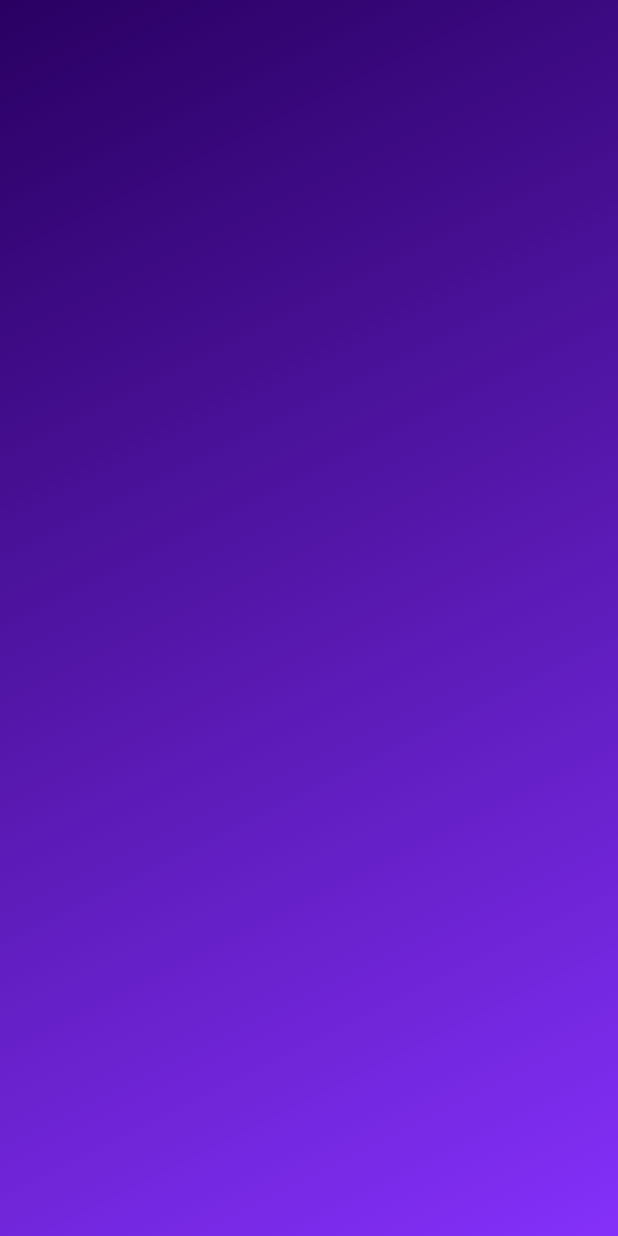
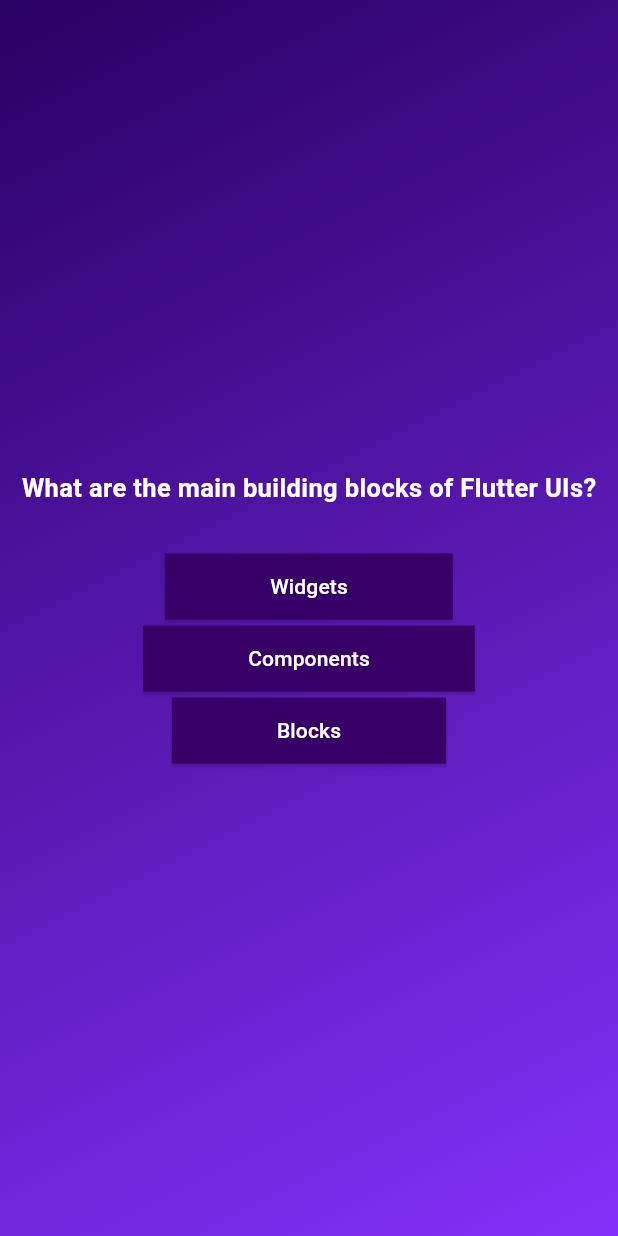
Before and after one commit to bhavyabedi/Quiz_App, a Flutter app: the screen it shows after launch, after a tap on "Start Quiz", on a phone screen of 412 x 824 dp. Run offline on Flutter 3.47's test engine with Material 3 defaults, Android fonts, the phone set to English and light mode, and no system bars.

Commit message:
list traversal,data models

```diff
--- /dev/null
+++ b/lib/data/questions.dart
@@ -0,0 +1,55 @@
+import 'package:section_2/models/quiz_questions.dart';
+
+const questions = [
+  QuizQuestion(
+    'What are the main building blocks of Flutter UIs?',
+    [
+      'Widgets',
+      'Components',
+      'Blocks',
+      'Functions',
+    ],
+  ),
+  QuizQuestion('How are Flutter UIs built?', [
+    'By combining widgets in code',
+    'By combining widgets in a visual editor',
+    'By defining widgets in config files',
+    'By using XCode for iOS and Android Studio for Android',
+  ]),
+  QuizQuestion(
+    'What\'s the purpose of a StatefulWidget?',
+    [
+      'Update UI as data changes',
+      'Update data as UI changes',
+      'Ignore data changes',
+      'Render UI that does not depend on data',
+    ],
+  ),
+  QuizQuestion(
+    'Which widget should you try to use more often: StatelessWidget or StatefulWidget?',
+    [
+      'StatelessWidget',
+      'StatefulWidget',
+      'Both are equally good',
+      'None of the above',
+    ],
+  ),
+  QuizQuestion(
+    'What happens if you change data in a StatelessWidget?',
+    [
+      'The UI is not updated',
+      'The UI is updated',
+      'The closest StatefulWidget is updated',
+      'Any nested StatefulWidgets are updated',
+    ],
+  ),
+  QuizQuestion(
+    'How should you update data inside of StatefulWidgets?',
+    [
+      'By calling setState()',
+      'By calling updateData()',
+      'By calling updateUI()',
+      'By calling updateState()',
+    ],
+  ),
+];
--- /dev/null
+++ b/lib/models/answers.dart
@@ -0,0 +1,27 @@
+import 'package:flutter/material.dart';
+
+class Answers extends StatelessWidget {
+  const Answers({super.key, required this.text, required this.onTap});
+
+  final String text;
+  final void Function() onTap;
+
+  @override
+  Widget build(context) {
+    return ElevatedButton(
+      style: ElevatedButton.styleFrom(
+        padding: const EdgeInsets.symmetric(
+          horizontal: 70,
+          vertical: 12,
+        ),
+        shape: const LinearBorder(),
+        backgroundColor: const Color.fromARGB(255, 54, 0, 102),
+        foregroundColor: Colors.white,
+      ),
+      onPressed: onTap,
+      child: Text(
+        text,
+      ),
+    );
+  }
+}
--- /dev/null
+++ b/lib/models/quiz_questions.dart
@@ -0,0 +1,6 @@
+class QuizQuestion {
+  const QuizQuestion(this.text, this.answer);
+
+  final String text;
+  final List<String> answer;
+}
--- a/lib/questions_screen.dart
+++ b/lib/questions_screen.dart
@@ -1,4 +1,6 @@
 import 'package:flutter/material.dart';
+import 'package:section_2/models/answers.dart';
+import 'package:section_2/data/questions.dart';
 
 class QuestionsScreen extends StatefulWidget {
   const QuestionsScreen({super.key});
@@ -12,6 +14,28 @@ class QuestionsScreen extends StatefulWidget {
 class _QuestionsState extends State<QuestionsScreen> {
   @override
   Widget build(context) {
-    return Container();
+    final currentQuestion = questions[0];
+    return SizedBox(
+      width: double.infinity,
+      child: Column(
+        mainAxisAlignment: MainAxisAlignment.center,
+        children: [
+          Text(
+            currentQuestion.text,
+            style: const TextStyle(
+              color: Colors.white,
+              fontSize: 17,
+              fontWeight: FontWeight.bold,
+            ),
+          ),
+          const SizedBox(
+            height: 30,
+          ),
+          Answers(text: currentQuestion.answer[0], onTap: () {}),
+          Answers(text: currentQuestion.answer[1], onTap: () {}),
+          Answers(text: currentQuestion.answer[2], onTap: () {}),
+        ],
+      ),
+    );
   }
 }
--- a/lib/quiz.dart
+++ b/lib/quiz.dart
@@ -11,22 +11,21 @@ class Quiz extends StatefulWidget {
 }
 
 class _QuizState extends State<Quiz> {
-  Widget? activeScreen;
-
-  @override
-  void initState() {
-    activeScreen = StartScreen(switchScreen);
-    super.initState();
-  }
+  var activeScreen = 'start-screen';
 
   void switchScreen() {
     setState(() {
-      activeScreen = const QuestionsScreen();
+      activeScreen = 'question-screen';
     });
   }
 
   @override
   Widget build(context) {
+    Widget screenWidget = StartScreen(switchScreen);
+    if (activeScreen == 'question-screen') {
+      screenWidget = const QuestionsScreen();
+    }
+
     return MaterialApp(
       //Same to Main(start screen cause in Quiz screen also, bg is supposed to be same)
       home: Scaffold(
@@ -41,7 +40,7 @@ class _QuizState extends State<Quiz> {
               end: Alignment.bottomRight,
             ),
           ),
-          child: activeScreen,
+          child: screenWidget,
         ),
       ),
     );
```
